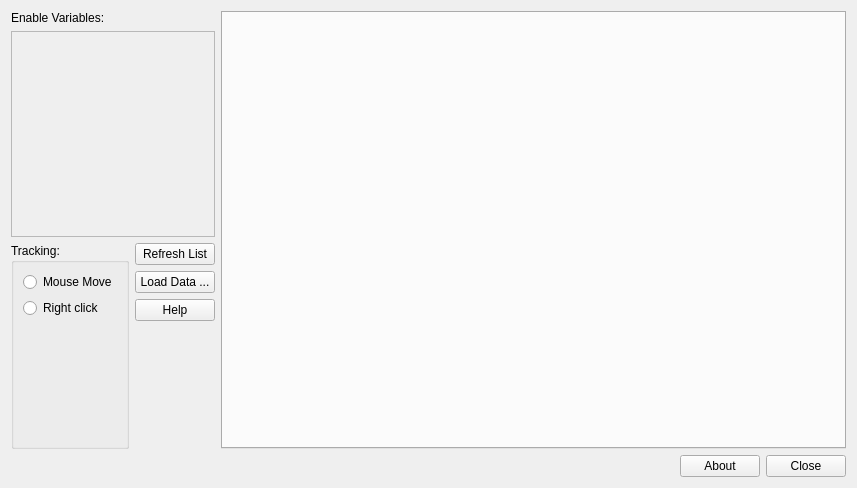
Above: ui_multiview.ui from mbernasocchi/multiview before the change. Below: the same form after it.
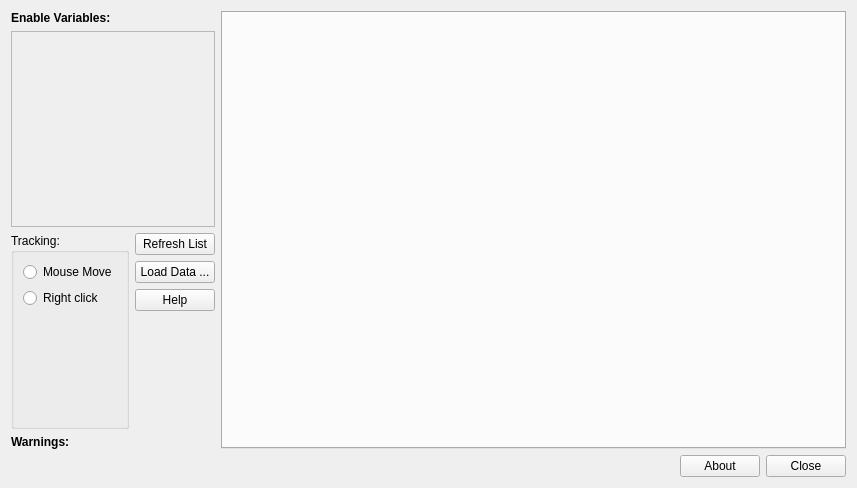
That is the form after the change.

Patch:
```diff
--- a/ui_multiview.ui
+++ b/ui_multiview.ui
@@ -29,6 +29,12 @@
            <verstretch>0</verstretch>
           </sizepolicy>
          </property>
+         <property name="font">
+          <font>
+           <weight>75</weight>
+           <bold>true</bold>
+          </font>
+         </property>
          <property name="text">
           <string>Enable Variables:</string>
          </property>
@@ -51,7 +57,7 @@
             <x>0</x>
             <y>0</y>
             <width>251</width>
-            <height>199</height>
+            <height>188</height>
            </rect>
           </property>
           <layout class="QVBoxLayout" name="verticalLayout_5">
@@ -146,6 +152,22 @@
          </item>
         </layout>
        </item>
+       <item>
+        <widget class="QLabel" name="warningLabel">
+         <property name="enabled">
+          <bool>true</bool>
+         </property>
+         <property name="font">
+          <font>
+           <weight>75</weight>
+           <bold>true</bold>
+          </font>
+         </property>
+         <property name="text">
+          <string>Warnings:</string>
+         </property>
+        </widget>
+       </item>
       </layout>
      </item>
      <item>
```
